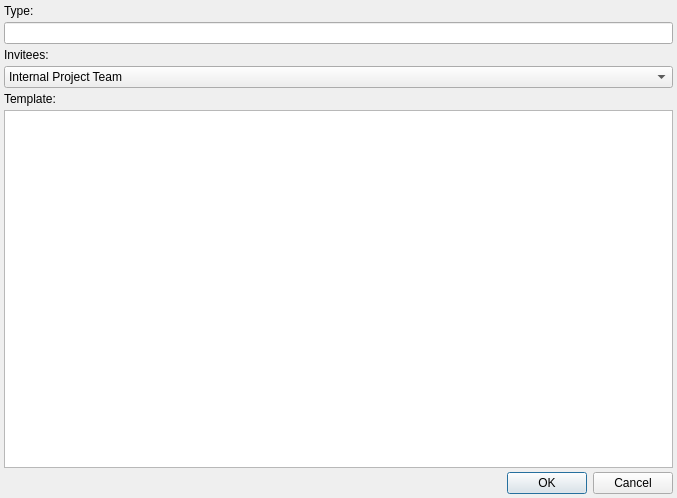
Old version of the form plugins/includes/dialogMeetingTemplate.ui in the repository kestermckinney/ProjectNotes.
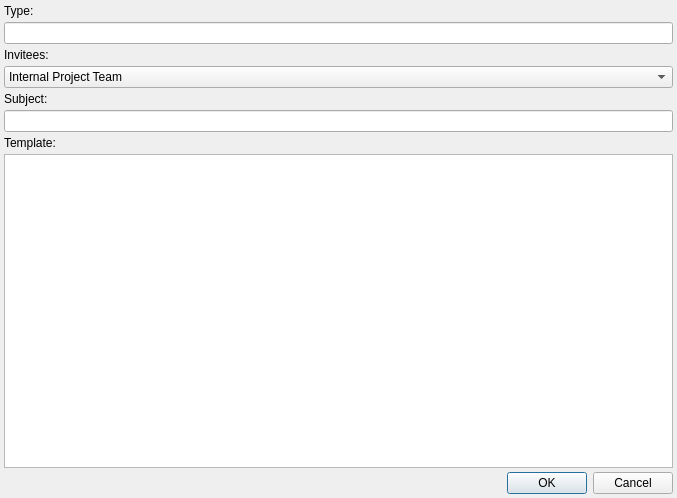
New version of the form.

```diff
--- a/plugins/includes/dialogMeetingTemplate.ui
+++ b/plugins/includes/dialogMeetingTemplate.ui
@@ -75,6 +75,16 @@
      </item>
     </widget>
    </item>
+   <item>
+    <widget class="QLabel" name="labelSubject">
+     <property name="text">
+      <string>Subject:</string>
+     </property>
+    </widget>
+   </item>
+   <item>
+    <widget class="QLineEdit" name="lineEditSubject"/>
+   </item>
    <item>
     <widget class="QLabel" name="labelTemplate">
      <property name="text">
```
